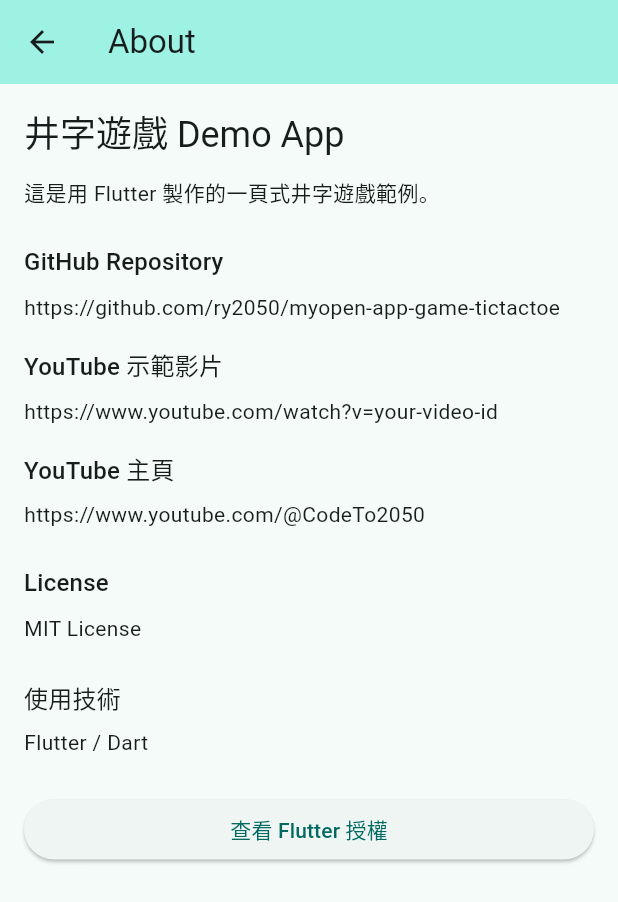
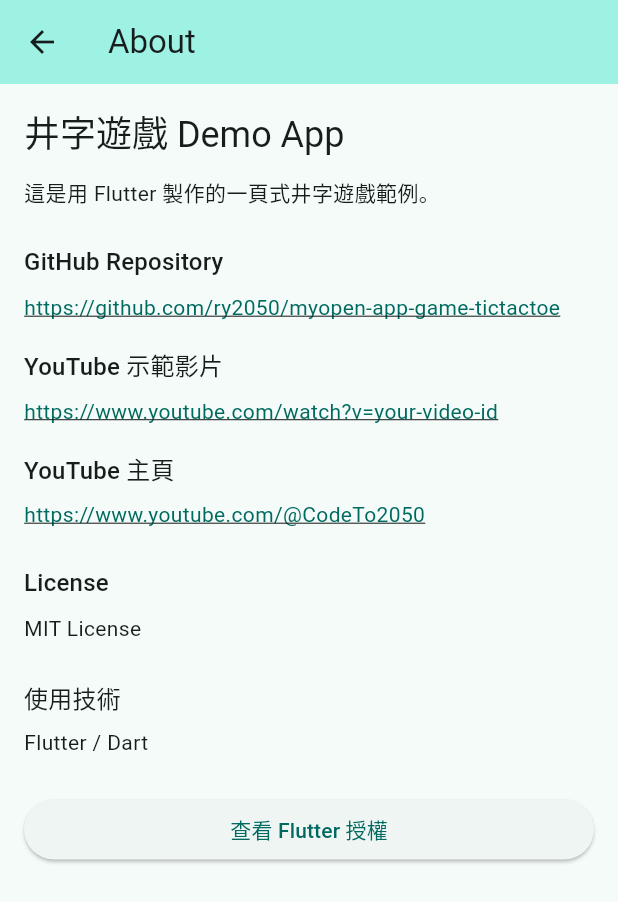
Before and after one commit to ry2050/myopen-app-game-tictactoe, a Flutter app: the screen it shows after launch, after a tap on the "info outline" icon, on a phone screen of 412 x 824 dp. Shown: the top 902 px of the screen. Run offline on Flutter 3.47's test engine with Material 3 defaults, Android fonts, the phone set to English and light mode, and no system bars.

```diff
--- a/lib/main.dart
+++ b/lib/main.dart
@@ -1,6 +1,38 @@
 import 'dart:math';
 
 import 'package:flutter/material.dart';
+import 'package:url_launcher/url_launcher.dart';
+
+const String _githubRepoUrl = 'https://github.com/ry2050/myopen-app-game-tictactoe';
+const String _youtubeVideoUrl = 'https://www.youtube.com/watch?v=your-video-id';
+const String _youtubeChannelUrl = 'https://www.youtube.com/@CodeTo2050';
+
+Future<void> _openExternalLink(BuildContext context, String url) async {
+  final uri = Uri.parse(url);
+  final launched = await launchUrl(
+    uri,
+    mode: LaunchMode.externalApplication,
+  );
+  if (!launched && context.mounted) {
+    ScaffoldMessenger.of(context).showSnackBar(
+      const SnackBar(content: Text('無法開啟連結')),
+    );
+  }
+}
+
+Widget _linkText(BuildContext context, String url) {
+  final colorScheme = Theme.of(context).colorScheme;
+  return InkWell(
+    onTap: () => _openExternalLink(context, url),
+    child: Text(
+      url,
+      style: Theme.of(context).textTheme.bodyMedium?.copyWith(
+            color: colorScheme.primary,
+            decoration: TextDecoration.underline,
+          ),
+    ),
+  );
+}
 
 void main() {
   runApp(const MyApp());
@@ -280,6 +312,24 @@ class _MyHomePageState extends State<MyHomePage> {
             const SizedBox(height: 12),
             SizedBox(
               height: 48,
+              child: Row(
+                mainAxisAlignment: MainAxisAlignment.center,
+                children: [
+                  OutlinedButton(
+                    onPressed: () => _openExternalLink(context, _githubRepoUrl),
+                    child: const Text('GitHub Repo'),
+                  ),
+                  const SizedBox(width: 12),
+                  OutlinedButton(
+                    onPressed: () => _openExternalLink(context, _youtubeVideoUrl),
+                    child: const Text('YouTube 影片'),
+                  ),
+                ],
+              ),
+            ),
+            const SizedBox(height: 12),
+            SizedBox(
+              height: 48,
               child: Center(
                 child: Visibility(
                   visible: _winner.isNotEmpty,
@@ -328,27 +378,21 @@ class AboutPage extends StatelessWidget {
             style: Theme.of(context).textTheme.titleMedium,
           ),
           const SizedBox(height: 8),
-          const SelectableText(
-            'https://github.com/ry2050/myopen-app-game-tictactoe',
-          ),
+          _linkText(context, _githubRepoUrl),
           const SizedBox(height: 16),
           Text(
             'YouTube 示範影片',
             style: Theme.of(context).textTheme.titleMedium,
           ),
           const SizedBox(height: 8),
-          const SelectableText(
-            'https://www.youtube.com/watch?v=your-video-id',
-          ),
+          _linkText(context, _youtubeVideoUrl),
           const SizedBox(height: 16),
           Text(
             'YouTube 主頁',
             style: Theme.of(context).textTheme.titleMedium,
           ),
           const SizedBox(height: 8),
-          const SelectableText(
-            'https://www.youtube.com/@CodeTo2050',
-          ),
+          _linkText(context, _youtubeChannelUrl),
           const SizedBox(height: 24),
           Text(
             'License',
--- a/pubspec.yaml
+++ b/pubspec.yaml
@@ -30,6 +30,7 @@ environment:
 dependencies:
   flutter:
     sdk: flutter
+  url_launcher: ^6.3.0
 
   # The following adds the Cupertino Icons font to your application.
   # Use with the CupertinoIcons class for iOS style icons.
```
